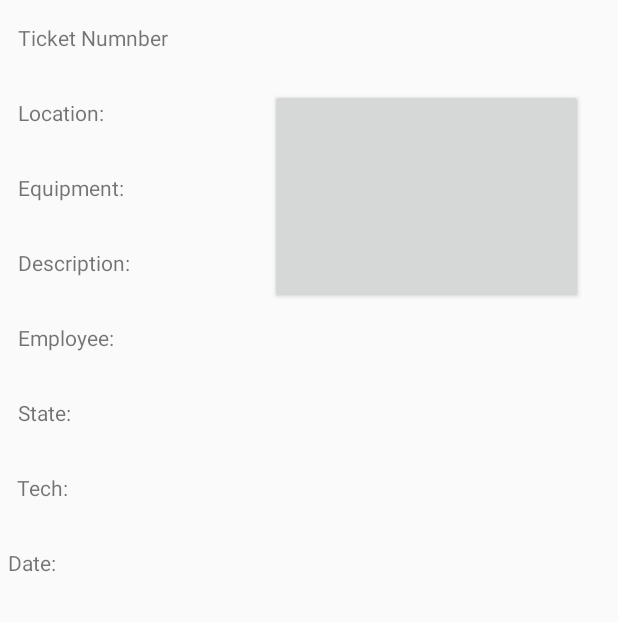
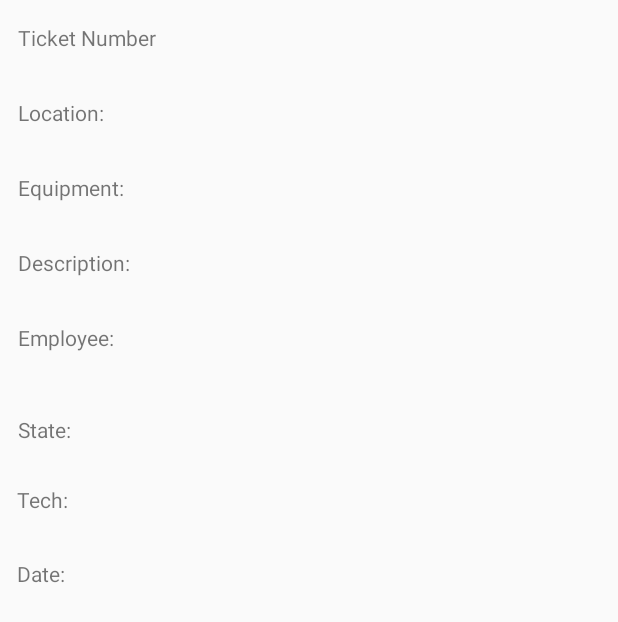
Before and after one commit to 1012388/HelpTicket, an Android app: the layout activity_details_ticket.xml on its own in the app's theme, with its tools: preview values and no code run, on a phone screen of 412 x 824 dp. Shown: the top 622 px of the screen. Run offline under Robolectric (Android 15) with nearby library versions, the phone set to English and light mode, and no system bars.

Commit message:
Cleaning detail's layout, adding details activity

```diff
--- a/app/build.gradle
+++ b/app/build.gradle
@@ -44,4 +44,4 @@ dependencies {
 
 }
 
-apply plugin : 'com.google.gms.google-services'
+apply plugin: 'com.google.gms.google-services'
--- a/app/src/main/res/layout/activity_details_ticket.xml
+++ b/app/src/main/res/layout/activity_details_ticket.xml
@@ -5,8 +5,8 @@
     android:layout_height="match_parent">
 
     <TextView
-        android:id="@+id/textViewTech1"
-        android:layout_width="206dp"
+        android:id="@+id/textViewTech"
+        android:layout_width="381dp"
         android:layout_height="wrap_content"
         android:layout_alignTop="@+id/textViewNumTicket"
         android:layout_alignParentStart="true"
@@ -14,48 +14,13 @@
         android:layout_alignParentEnd="true"
         android:layout_alignParentRight="true"
         android:layout_alignParentBottom="true"
-        android:layout_marginStart="180dp"
-        android:layout_marginLeft="180dp"
-        android:layout_marginTop="297dp"
-        android:layout_marginEnd="25dp"
-        android:layout_marginRight="25dp"
-        android:layout_marginBottom="382dp" />
-
-    <TextView
-        android:id="@+id/textViewTech"
-        android:layout_width="wrap_content"
-        android:layout_height="36dp"
-        android:layout_alignTop="@+id/textViewNumTicket"
-        android:layout_alignParentStart="true"
-        android:layout_alignParentLeft="true"
-        android:layout_alignParentEnd="true"
-        android:layout_alignParentRight="true"
-        android:layout_alignParentBottom="true"
         android:layout_marginStart="11dp"
-        android:layout_marginLeft="12dp"
-        android:layout_marginTop="300dp"
-        android:layout_marginEnd="269dp"
-        android:layout_marginRight="269dp"
-        android:layout_marginBottom="380dp"
+        android:layout_marginLeft="11dp"
+        android:layout_marginTop="308dp"
+        android:layout_marginEnd="19dp"
+        android:layout_marginRight="19dp"
+        android:layout_marginBottom="372dp"
         android:text="Tech:" />
-
-    <TextView
-        android:id="@+id/textViewDesc1"
-        android:layout_width="209dp"
-        android:layout_height="wrap_content"
-        android:layout_alignParentStart="true"
-        android:layout_alignParentLeft="true"
-        android:layout_alignParentTop="true"
-        android:layout_alignParentEnd="true"
-        android:layout_alignParentRight="true"
-        android:layout_alignParentBottom="true"
-        android:layout_marginStart="180dp"
-        android:layout_marginLeft="180dp"
-        android:layout_marginTop="168dp"
-        android:layout_marginEnd="21dp"
-        android:layout_marginRight="25dp"
-        android:layout_marginBottom="525dp"
-        android:text="" />
 
     <TextView
         android:id="@+id/textViewNumTicket"
@@ -73,29 +38,11 @@
         android:layout_marginEnd="30dp"
         android:layout_marginRight="25dp"
         android:layout_marginBottom="689dp"
-        android:text="Ticket Numnber " />
+        android:text="Ticket Number" />
 
     <TextView
         android:id="@+id/textViewDate"
-        android:layout_width="wrap_content"
-        android:layout_height="36dp"
-        android:layout_alignTop="@+id/textViewNumTicket"
-        android:layout_alignParentStart="true"
-        android:layout_alignParentLeft="true"
-        android:layout_alignParentEnd="true"
-        android:layout_alignParentRight="true"
-        android:layout_alignParentBottom="true"
-        android:layout_marginStart="5dp"
-        android:layout_marginLeft="5dp"
-        android:layout_marginTop="350dp"
-        android:layout_marginEnd="275dp"
-        android:layout_marginRight="275dp"
-        android:layout_marginBottom="329dp"
-        android:text="Date:" />
-
-    <TextView
-        android:id="@+id/textViewDate1"
-        android:layout_width="206dp"
+        android:layout_width="387dp"
         android:layout_height="wrap_content"
         android:layout_alignTop="@+id/textViewNumTicket"
         android:layout_alignParentStart="true"
@@ -103,17 +50,18 @@
         android:layout_alignParentEnd="true"
         android:layout_alignParentRight="true"
         android:layout_alignParentBottom="true"
-        android:layout_marginStart="184dp"
-        android:layout_marginLeft="184dp"
-        android:layout_marginTop="346dp"
-        android:layout_marginEnd="21dp"
-        android:layout_marginRight="21dp"
-        android:layout_marginBottom="333dp" />
+        android:layout_marginStart="11dp"
+        android:layout_marginLeft="11dp"
+        android:layout_marginTop="357dp"
+        android:layout_marginEnd="13dp"
+        android:layout_marginRight="13dp"
+        android:layout_marginBottom="321dp"
+        android:text="Date:" />
 
     <TextView
         android:id="@+id/textViewEmp"
-        android:layout_width="127dp"
-        android:layout_height="39dp"
+        android:layout_width="382dp"
+        android:layout_height="wrap_content"
         android:layout_alignTop="@+id/textViewNumTicket"
         android:layout_alignParentStart="true"
         android:layout_alignParentLeft="true"
@@ -123,15 +71,15 @@
         android:layout_marginStart="12dp"
         android:layout_marginLeft="12dp"
         android:layout_marginTop="200dp"
-        android:layout_marginEnd="269dp"
-        android:layout_marginRight="270dp"
+        android:layout_marginEnd="17dp"
+        android:layout_marginRight="17dp"
         android:layout_marginBottom="470dp"
         android:text="Employee:" />
 
     <TextView
         android:id="@+id/textViewLoc"
-        android:layout_width="127dp"
-        android:layout_height="39dp"
+        android:layout_width="386dp"
+        android:layout_height="wrap_content"
         android:layout_alignTop="@+id/textViewNumTicket"
         android:layout_alignParentStart="true"
         android:layout_alignParentLeft="true"
@@ -141,15 +89,15 @@
         android:layout_marginStart="12dp"
         android:layout_marginLeft="12dp"
         android:layout_marginTop="50dp"
-        android:layout_marginEnd="270dp"
-        android:layout_marginRight="270dp"
+        android:layout_marginEnd="13dp"
+        android:layout_marginRight="13dp"
         android:layout_marginBottom="627dp"
         android:text="Location:" />
 
     <TextView
         android:id="@+id/textViewEquip"
-        android:layout_width="127dp"
-        android:layout_height="39dp"
+        android:layout_width="385dp"
+        android:layout_height="wrap_content"
         android:layout_alignTop="@+id/textViewNumTicket"
         android:layout_alignParentStart="true"
         android:layout_alignParentLeft="true"
@@ -159,15 +107,15 @@
         android:layout_marginStart="12dp"
         android:layout_marginLeft="12dp"
         android:layout_marginTop="100dp"
-        android:layout_marginEnd="270dp"
-        android:layout_marginRight="270dp"
+        android:layout_marginEnd="14dp"
+        android:layout_marginRight="14dp"
         android:layout_marginBottom="578dp"
         android:text="Equipment:" />
 
     <TextView
         android:id="@+id/textViewDesc"
-        android:layout_width="127dp"
-        android:layout_height="39dp"
+        android:layout_width="387dp"
+        android:layout_height="wrap_content"
         android:layout_alignTop="@+id/textViewNumTicket"
         android:layout_alignParentStart="true"
         android:layout_alignParentLeft="true"
@@ -177,15 +125,15 @@
         android:layout_marginStart="12dp"
         android:layout_marginLeft="12dp"
         android:layout_marginTop="150dp"
-        android:layout_marginEnd="270dp"
-        android:layout_marginRight="270dp"
-        android:layout_marginBottom="530dp"
+        android:layout_marginEnd="12dp"
+        android:layout_marginRight="12dp"
+        android:layout_marginBottom="529dp"
         android:text="Description:" />
 
     <TextView
         android:id="@+id/textViewState"
-        android:layout_width="127dp"
-        android:layout_height="39dp"
+        android:layout_width="382dp"
+        android:layout_height="wrap_content"
         android:layout_alignTop="@+id/textViewNumTicket"
         android:layout_alignParentStart="true"
         android:layout_alignParentLeft="true"
@@ -194,80 +142,10 @@
         android:layout_alignParentBottom="true"
         android:layout_marginStart="12dp"
         android:layout_marginLeft="12dp"
-        android:layout_marginTop="250dp"
-        android:layout_marginEnd="267dp"
-        android:layout_marginRight="270dp"
-        android:layout_marginBottom="430dp"
+        android:layout_marginTop="261dp"
+        android:layout_marginEnd="17dp"
+        android:layout_marginRight="17dp"
+        android:layout_marginBottom="417dp"
         android:text="State:" />
 
-    <Button
-        android:id="@+id/btnUpdateTicket"
-        android:layout_width="202dp"
-        android:layout_height="wrap_content"
-        android:layout_alignParentStart="true"
-        android:layout_alignParentLeft="true"
-        android:layout_alignParentTop="true"
-        android:layout_alignParentEnd="true"
-        android:layout_alignParentRight="true"
-        android:layout_alignParentBottom="true"
-        android:layout_marginStart="180dp"
-        android:layout_marginLeft="180dp"
-        android:layout_marginTop="59dp"
-        android:layout_marginEnd="23dp"
-        android:layout_marginRight="25dp"
-        android:layout_marginBottom="621dp" />
-
-    <TextView
-        android:id="@+id/textViewState1"
-        android:layout_width="209dp"
-        android:layout_height="wrap_content"
-        android:layout_alignParentStart="true"
-        android:layout_alignParentLeft="true"
-        android:layout_alignParentTop="true"
-        android:layout_alignParentEnd="true"
-        android:layout_alignParentRight="true"
-        android:layout_alignParentBottom="true"
-        android:layout_marginStart="180dp"
-        android:layout_marginLeft="180dp"
-        android:layout_marginTop="263dp"
-        android:layout_marginEnd="24dp"
-        android:layout_marginRight="25dp"
-        android:layout_marginBottom="430dp" />
-
-    <TextView
-        android:id="@+id/textViewEmp1"
-        android:layout_width="209dp"
-        android:layout_height="wrap_content"
-        android:layout_alignParentStart="true"
-        android:layout_alignParentLeft="true"
-        android:layout_alignParentTop="true"
-        android:layout_alignParentEnd="true"
-        android:layout_alignParentRight="true"
-        android:layout_alignParentBottom="true"
-        android:layout_marginStart="180dp"
-        android:layout_marginLeft="180dp"
-        android:layout_marginTop="219dp"
-        android:layout_marginEnd="20dp"
-        android:layout_marginRight="25dp"
-        android:layout_marginBottom="474dp"
-        android:text="" />
-
-    <TextView
-        android:id="@+id/textViewEquip1"
-        android:layout_width="209dp"
-        android:layout_height="wrap_content"
-        android:layout_alignParentStart="true"
-        android:layout_alignParentLeft="true"
-        android:layout_alignParentTop="true"
-        android:layout_alignParentEnd="true"
-        android:layout_alignParentRight="true"
-        android:layout_alignParentBottom="true"
-        android:layout_marginStart="180dp"
-        android:layout_marginLeft="180dp"
-        android:layout_marginTop="117dp"
-        android:layout_marginEnd="21dp"
-        android:layout_marginRight="25dp"
-        android:layout_marginBottom="576dp"
-        android:text="" />
-
 </RelativeLayout>
--- a/app/src/main/res/values/strings.xml
+++ b/app/src/main/res/values/strings.xml
@@ -19,4 +19,5 @@
     <string name="unsolved_tickets">Unsolved Tickets</string>
     <string name="title_activity_unsolved_ticket">UnsolvedTicketActivity</string>
     <string name="title_activity_all_ticket">AllTicketActivity</string>
+    <string name="title_activity_details">DetailsActivity</string>
 </resources>
```
Also changed, not shown: app/src/main/AndroidManifest.xml (+11 -12 lines), app/src/main/java/com/example/helpticket/databaseModels/Ticket.java (+7 -7 lines), app/src/main/java/com/example/helpticket/mainModel/DetailsActivity.java (added, +122 -0 lines), app/src/main/java/com/example/helpticket/mainModel/SolvedTicketActivity.java (+16 -6 lines), app/src/main/java/com/example/helpticket/mainModel/UnsolvedTicketActivity.java (+8 -3 lines), app/src/main/res/layout/content_details.xml (added, +11 -0 lines), 1 other file.
